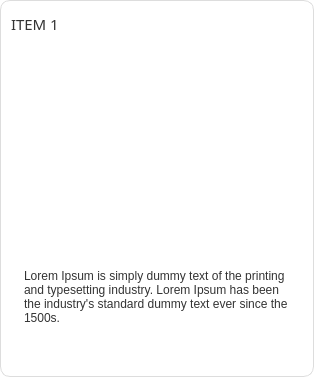
Above: CAI_PyQt/CAI_Student/UI/CardQuiz.ui from CPG19040/CPG19040 before the change. Below: the same form after it.
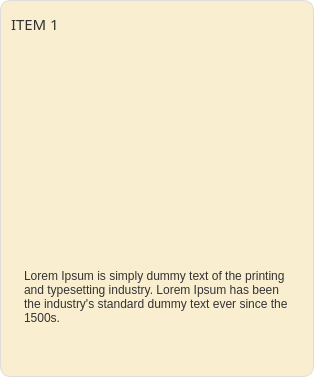
That is the form after the change. Icons and pictures are not drawn.

```diff
--- a/CAI_PyQt/CAI_Student/UI/CardQuiz.ui
+++ b/CAI_PyQt/CAI_Student/UI/CardQuiz.ui
@@ -34,7 +34,7 @@
      <property name="styleSheet">
       <string notr="true">#Card {
 	font: 15pt &quot;Inter&quot;;
-	background-color: #FFF;
+	background-color: #f9eecf;
 	color: rgb(54, 37, 26);
 	border-radius: 10px;
 	border: 1px solid #ddd;
```
